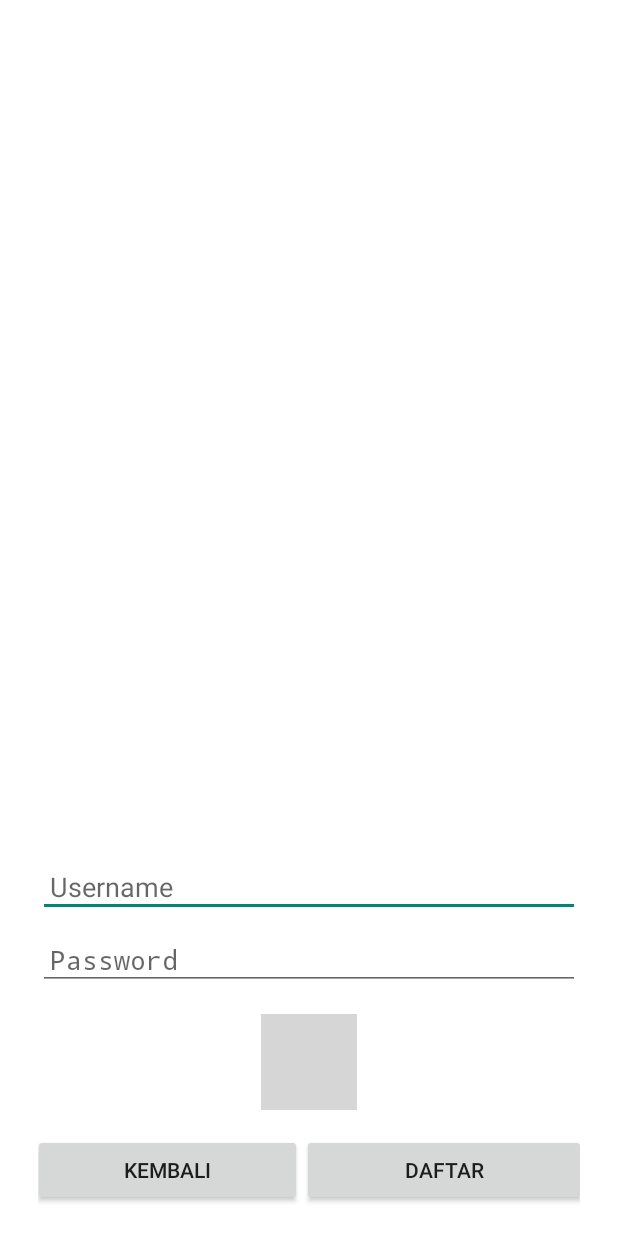
After one commit to Capstone-Bangkit-C23-PC759/Mobile-Dev, an Android app built with Jetpack Compose: the layout register.xml on its own in the app's theme, with its tools: preview values and no code run, on a phone screen of 412 x 824 dp. The commit adds this screen. Run offline under Robolectric (Android 15) with nearby library versions, the phone set to English and light mode, and no system bars; grey boxes are pictures that could not be loaded.

Commit message:
add lagin & register layout

```diff
--- /dev/null
+++ b/app/src/main/res/layout/register.xml
@@ -0,0 +1,110 @@
+<?xml version="1.0" encoding="utf-8"?>
+<RelativeLayout xmlns:android="http://schemas.android.com/apk/res/android"
+    android:layout_width="match_parent"
+    android:layout_height="match_parent">
+
+    <!-- Bagian Atas dengan Gambar Background -->
+
+    <TextView
+        android:id="@+id/textView"
+        android:layout_width="wrap_content"
+        android:layout_height="wrap_content"
+        android:layout_marginStart="25dp"
+        android:layout_marginTop="56dp"
+        android:text="TextView" />
+
+    <ImageView
+        android:layout_width="match_parent"
+        android:layout_height="match_parent"
+        android:src="@drawable/background_image"
+        android:scaleType="centerCrop"/>
+
+    <!-- Bagian Bawah dengan Login dan Form -->
+
+    <LinearLayout
+        android:layout_width="match_parent"
+        android:layout_height="match_parent"
+        android:background="#FFFFFF"
+        android:gravity="bottom"
+        android:orientation="vertical"
+        android:visibility="visible">
+
+        <!-- Tulisan "Login" -->
+        <TextView
+            android:layout_width="wrap_content"
+            android:layout_height="wrap_content"
+            android:layout_marginStart="25dp"
+            android:layout_marginBottom="16dp"
+            android:text="register"
+            android:textAppearance="@android:style/TextAppearance.Material.Display1"
+            android:textColor="@android:color/white"
+            android:textSize="24sp"
+            android:textStyle="bold" />
+
+        <!-- Form Username -->
+        <EditText
+            android:layout_width="match_parent"
+            android:layout_height="wrap_content"
+            android:layout_marginStart="25dp"
+            android:layout_marginEnd="25dp"
+            android:layout_marginBottom="8dp"
+            android:hint="Username"
+            android:padding="8dp"
+            android:paddingLeft="20dp"
+            android:paddingRight="20dp" />
+
+        <!-- Form Password -->
+        <EditText
+            android:layout_width="match_parent"
+            android:layout_height="wrap_content"
+            android:layout_marginStart="25dp"
+            android:layout_marginEnd="25dp"
+            android:layout_marginBottom="16dp"
+            android:hint="Password"
+            android:inputType="textPassword"
+            android:padding="8dp"
+            android:paddingLeft="20dp"
+            android:paddingRight="20dp" />
+
+        <!-- Tombol Google -->
+        <ImageButton
+            android:layout_width="64dp"
+            android:layout_height="64dp"
+            android:layout_gravity="center|center_horizontal"
+            android:layout_marginBottom="16dp"
+            android:background="@null"
+            android:src="@drawable/google_logo" />
+
+        <!-- Tombol Daftar dan Masuk -->
+        <LinearLayout
+            android:layout_width="match_parent"
+            android:layout_height="wrap_content"
+            android:layout_gravity="bottom"
+            android:layout_marginStart="25dp"
+            android:layout_marginEnd="25dp"
+            android:layout_marginBottom="10dp"
+            android:gravity="bottom|center"
+            android:orientation="horizontal"
+            android:paddingBottom="10dp"
+            android:verticalScrollbarPosition="defaultPosition">
+
+            <!-- Tombol kembali -->
+            <Button
+                android:layout_width="179dp"
+                android:layout_height="wrap_content"
+                android:layout_marginStart="8dp"
+                android:text="Kembali" />
+
+            <!-- Tombol Daftar -->
+            <Button
+                android:layout_width="189dp"
+                android:layout_height="wrap_content"
+                android:layout_marginEnd="8dp"
+                android:text="Daftar" />
+
+
+        </LinearLayout>
+
+    </LinearLayout>
+
+</RelativeLayout>
```
Also changed, not shown: app/src/main/java/com/capstone/C23/PC759/menhela/MainActivity.kt (+0 -27 lines), app/src/main/res/layout/login.xml (added, +98 -0 lines).
